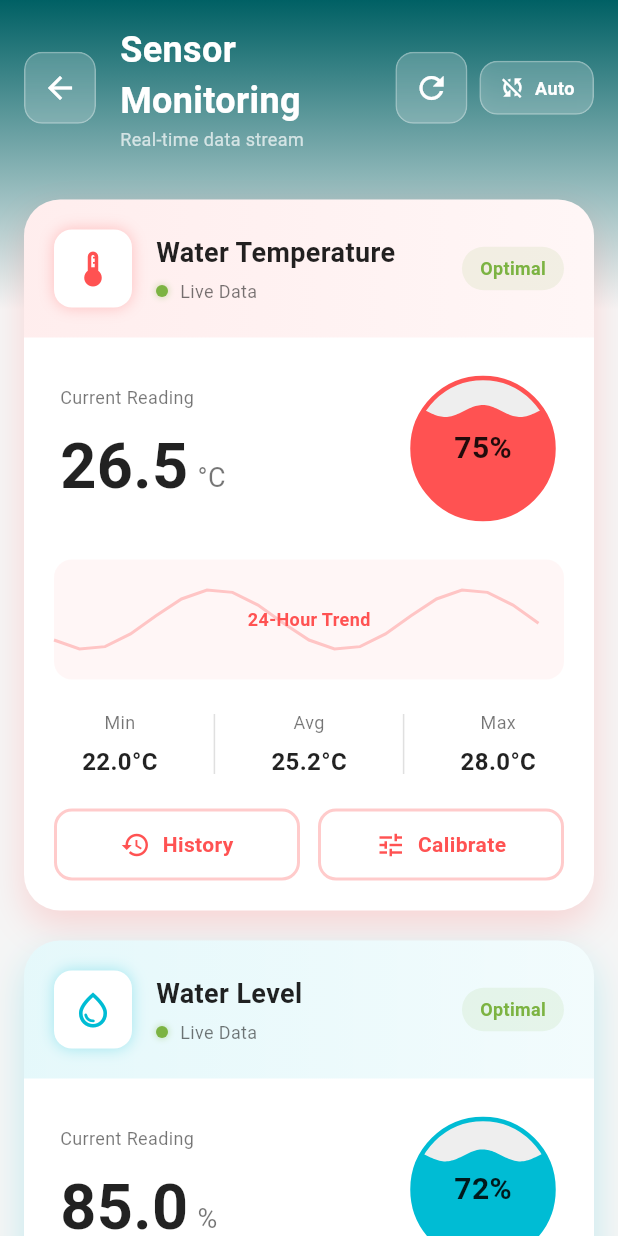
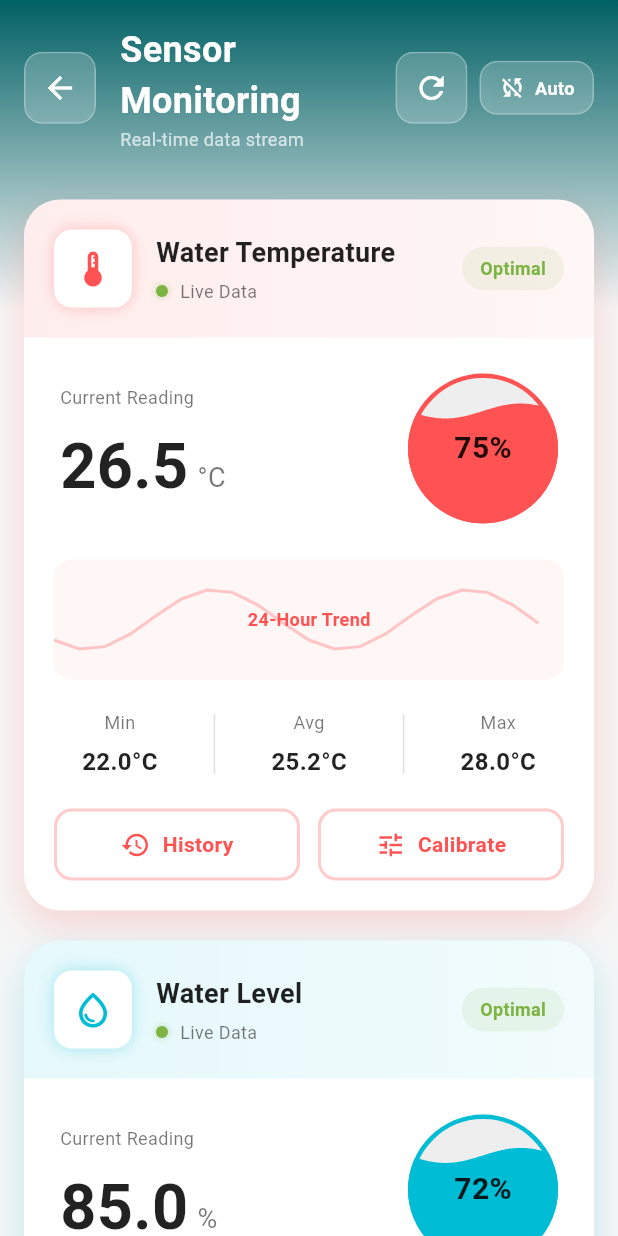
Before and after one commit to zeroslipk/Smart_hydroponic, a Flutter app: the SensorMonitoringScreen screen opened directly, after a tap on "Auto", on a phone screen of 412 x 824 dp. Run offline on Flutter 3.47's test engine with Material 3 defaults, Android fonts, the phone set to English and light mode, and no system bars; our stand-ins replace animated_text_kit, liquid_progress_indicator_v2.

Commit message:
sensor screen creation

```diff
--- a/flutter_project/lib/screens/sensor_monitoring_screen.dart
+++ b/flutter_project/lib/screens/sensor_monitoring_screen.dart
@@ -1,9 +1,10 @@
 import 'package:flutter/material.dart';
 import 'dart:ui';
 import 'dart:math' as math;
+import 'package:liquid_progress_indicator_v2/liquid_progress_indicator.dart';
 
 class SensorMonitoringScreen extends StatefulWidget {
-  const SensorMonitoringScreen({Key? key}) : super(key: key);
+  const SensorMonitoringScreen({super.key});
 
   @override
   State<SensorMonitoringScreen> createState() => _SensorMonitoringScreenState();
@@ -431,14 +432,14 @@ class _SensorMonitoringScreenState extends State<SensorMonitoringScreen>
                 SizedBox(
                   width: 100,
                   height: 100,
-                  child: _LiquidCircularProgressIndicator(
+                  child: LiquidCircularProgressIndicator(
                     value: progress.clamp(0.0, 1.0),
-                    valueColor: sensor.color,
+                    valueColor: AlwaysStoppedAnimation(sensor.color),
                     backgroundColor: Colors.grey[200]!,
                     borderColor: sensor.color,
                     borderWidth: 3.0,
-                    animationValue: _waveController.value,
-                    child: Text(
+                    direction: Axis.vertical,
+                    center: Text(
                       '${(progress * 100).toInt()}%',
                       style: TextStyle(
                         fontSize: 20,
@@ -651,118 +652,3 @@ class MiniChartPainter extends CustomPainter {
   @override
   bool shouldRepaint(MiniChartPainter oldDelegate) => true;
 }
-
-class _LiquidCircularProgressIndicator extends StatelessWidget {
-  final double value;
-  final Color valueColor;
-  final Color backgroundColor;
-  final Color borderColor;
-  final double borderWidth;
-  final double animationValue;
-  final Widget? child;
-
-  const _LiquidCircularProgressIndicator({
-    required this.value,
-    required this.valueColor,
-    required this.backgroundColor,
-    required this.borderColor,
-    required this.borderWidth,
-    required this.animationValue,
-    this.child,
-  });
-
-  @override
-  Widget build(BuildContext context) {
-    return CustomPaint(
-      painter: _LiquidCircularPainter(
-        value: value,
-        valueColor: valueColor,
-        backgroundColor: backgroundColor,
-        borderColor: borderColor,
-        borderWidth: borderWidth,
-        animationValue: animationValue,
-      ),
-      child: child != null
-          ? Center(child: child)
-          : null,
-    );
-  }
-}
-
-class _LiquidCircularPainter extends CustomPainter {
-  final double value;
-  final Color valueColor;
-  final Color backgroundColor;
-  final Color borderColor;
-  final double borderWidth;
-  final double animationValue;
-
-  _LiquidCircularPainter({
-    required this.value,
-    required this.valueColor,
-    required this.backgroundColor,
-    required this.borderColor,
-    required this.borderWidth,
-    required this.animationValue,
-  });
-
-  @override
-  void paint(Canvas canvas, Size size) {
-    final center = Offset(size.width / 2, size.height / 2);
-    final radius = (size.width / 2) - borderWidth;
-
-    // Draw background circle
-    final backgroundPaint = Paint()
-      ..color = backgroundColor
-      ..style = PaintingStyle.fill;
-    canvas.drawCircle(center, radius, backgroundPaint);
-
-    // Draw liquid fill with wave effect
-    if (value > 0) {
-      final fillPaint = Paint()
-        ..color = valueColor
-        ..style = PaintingStyle.fill;
-
-      final path = Path();
-      final fillHeight = size.height * (1 - value);
-      final waveHeight = 4.0;
-      final waveLength = size.width / 2;
-
-      // Start from bottom
-      path.moveTo(0, size.height);
-      path.lineTo(0, fillHeight);
-
-      // Draw wave
-      for (double x = 0; x <= size.width; x++) {
-        final y = fillHeight +
-            math.sin((x / waveLength) * 2 * math.pi + animationValue * 2 * math.pi) *
-                waveHeight;
-        path.lineTo(x, y);
-      }
-
-      path.lineTo(size.width, size.height);
-      path.close();
-
-      // Clip to circle
-      canvas.save();
-      final clipPath = Path()
-        ..addOval(Rect.fromCircle(center: center, radius: radius));
-      canvas.clipPath(clipPath);
-      canvas.drawPath(path, fillPaint);
-      canvas.restore();
-    }
-
-    // Draw border
-    final borderPaint = Paint()
-      ..color = borderColor
-      ..style = PaintingStyle.stroke
-      ..strokeWidth = borderWidth;
-    canvas.drawCircle(center, radius, borderPaint);
-  }
-
-  @override
-  bool shouldRepaint(_LiquidCircularPainter oldDelegate) =>
-      oldDelegate.value != value ||
-      oldDelegate.animationValue != animationValue ||
-      oldDelegate.valueColor != valueColor;
-}
```
